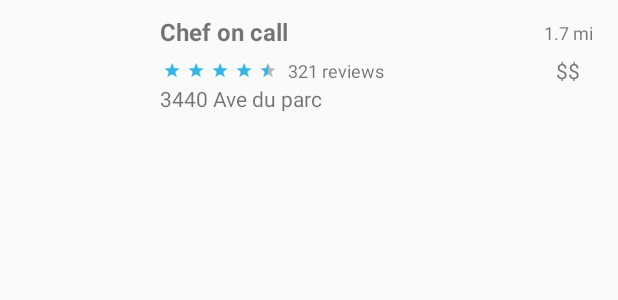
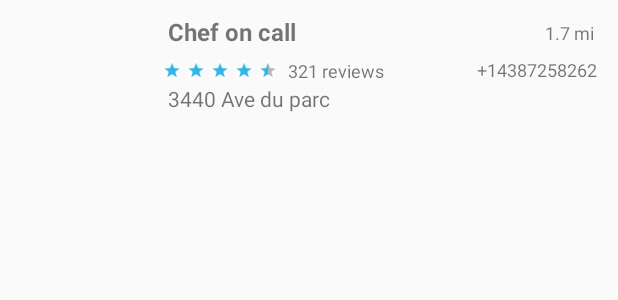
Before and after one commit to DineshNanda13/TheFoodieZone, an Android app: the layout restaurant_list_item.xml on its own in the app's theme, with its tools: preview values and no code run, on a phone screen of 412 x 824 dp. Shown: the top 300 px of the screen. Run offline under Robolectric (Android 15) with nearby library versions, the phone set to English and light mode, and no system bars.

```diff
--- a/app/src/main/java/com/example/thefoodiezone/presentation/adapter/RestaurantAdapter.kt
+++ b/app/src/main/java/com/example/thefoodiezone/presentation/adapter/RestaurantAdapter.kt
@@ -49,7 +49,7 @@ class RestaurantAdapter: RecyclerView.Adapter<RestaurantAdapter.RestaurantViewHo
             binding.tvReviewCount.text = businesses.review_count.toString() + " reviews"
             binding.tvLocation.text = businesses.location.address1
             binding.tvDistance.text = displayDistance(businesses)
-            binding.tvPrice.text = businesses.price
+            binding.tvPhone.text = businesses.phone
 
             setAdapter(businesses.categories, binding)
 
@@ -59,7 +59,6 @@ class RestaurantAdapter: RecyclerView.Adapter<RestaurantAdapter.RestaurantViewHo
                 .into(binding.ivBusinessImage)
 
         }
-
     }
 
     private fun setAdapter(categories: List<Category>, binding: RestaurantListItemBinding) {
@@ -73,4 +72,5 @@ class RestaurantAdapter: RecyclerView.Adapter<RestaurantAdapter.RestaurantViewHo
         val distanceInMiles = "%.2f".format(businesses.distance * milesPerMeter)
         return "$distanceInMiles mi"
     }
+
 }
--- a/app/src/main/res/layout/restaurant_list_item.xml
+++ b/app/src/main/res/layout/restaurant_list_item.xml
@@ -28,6 +28,7 @@
         android:text="Chef on call"
         android:textSize="16sp"
         android:textStyle="bold"
+        android:paddingLeft="5dp"
         app:layout_constraintBottom_toBottomOf="parent"
         app:layout_constraintEnd_toEndOf="parent"
         app:layout_constraintHorizontal_bias="0.03"
@@ -68,6 +69,7 @@
         android:layout_width="wrap_content"
         android:layout_height="wrap_content"
         android:text="3440 Ave du parc"
+        android:paddingLeft="5dp"
         app:layout_constraintBottom_toBottomOf="parent"
         app:layout_constraintEnd_toEndOf="parent"
         app:layout_constraintHorizontal_bias="0.034"
@@ -102,10 +104,11 @@
         app:layout_constraintVertical_bias="0.037" />
 
     <TextView
-        android:id="@+id/tvPrice"
+        android:id="@+id/tvPhone"
         android:layout_width="wrap_content"
         android:layout_height="wrap_content"
-        android:text="$$"
+        android:text="+14387258262"
+        android:textSize="12sp"
         app:layout_constraintBottom_toBottomOf="parent"
         app:layout_constraintEnd_toEndOf="parent"
         app:layout_constraintHorizontal_bias="0.817"
```
